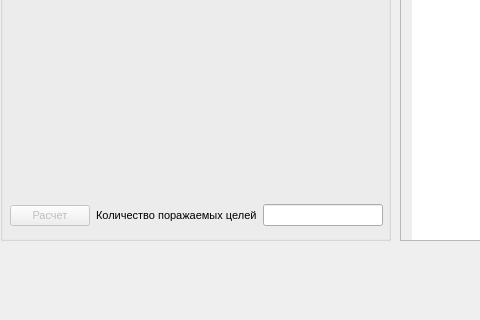
businessausage/v22, file mainwindow.ui: the form before one commit; both pictures show x 0 to 480 and y 310 to 630 of the 800 by 630 pixel window.
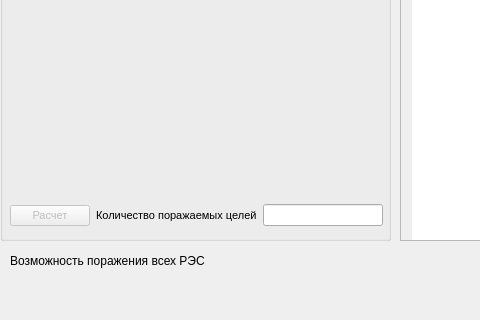
The form after the commit.

The edit to the form file:
```diff
--- a/mainwindow.ui
+++ b/mainwindow.ui
@@ -2,6 +2,14 @@
 <ui version="4.0">
  <class>MainWindow</class>
  <widget class="QMainWindow" name="MainWindow">
+  <property name="geometry">
+   <rect>
+    <x>0</x>
+    <y>0</y>
+    <width>800</width>
+    <height>630</height>
+   </rect>
+  </property>
   <property name="minimumSize">
    <size>
     <width>800</width>
@@ -578,6 +586,19 @@
      <enum>Qt::Horizontal</enum>
     </property>
    </widget>
+   <widget class="QLabel" name="label_12">
+    <property name="geometry">
+     <rect>
+      <x>10</x>
+      <y>560</y>
+      <width>211</width>
+      <height>21</height>
+     </rect>
+    </property>
+    <property name="text">
+     <string>Возможность поражения всех РЭС</string>
+    </property>
+   </widget>
   </widget>
   <widget class="QMenuBar" name="menubar">
    <property name="geometry">
```
Left out of the diff: 2 changed lines with no effect on the pictures.
